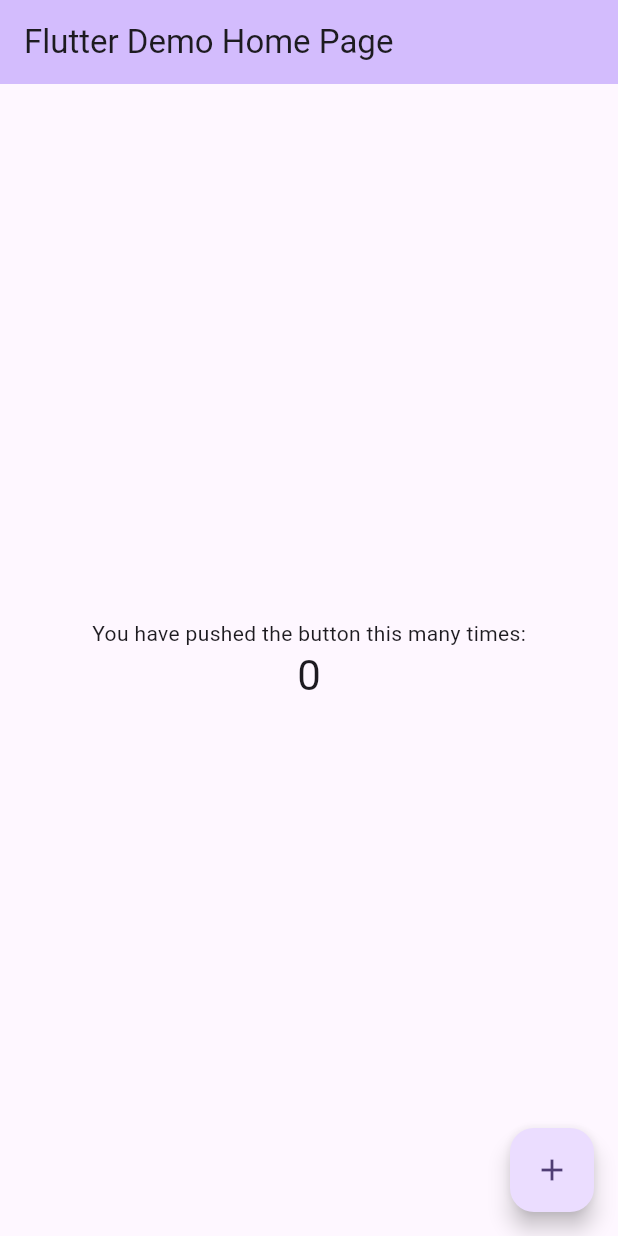
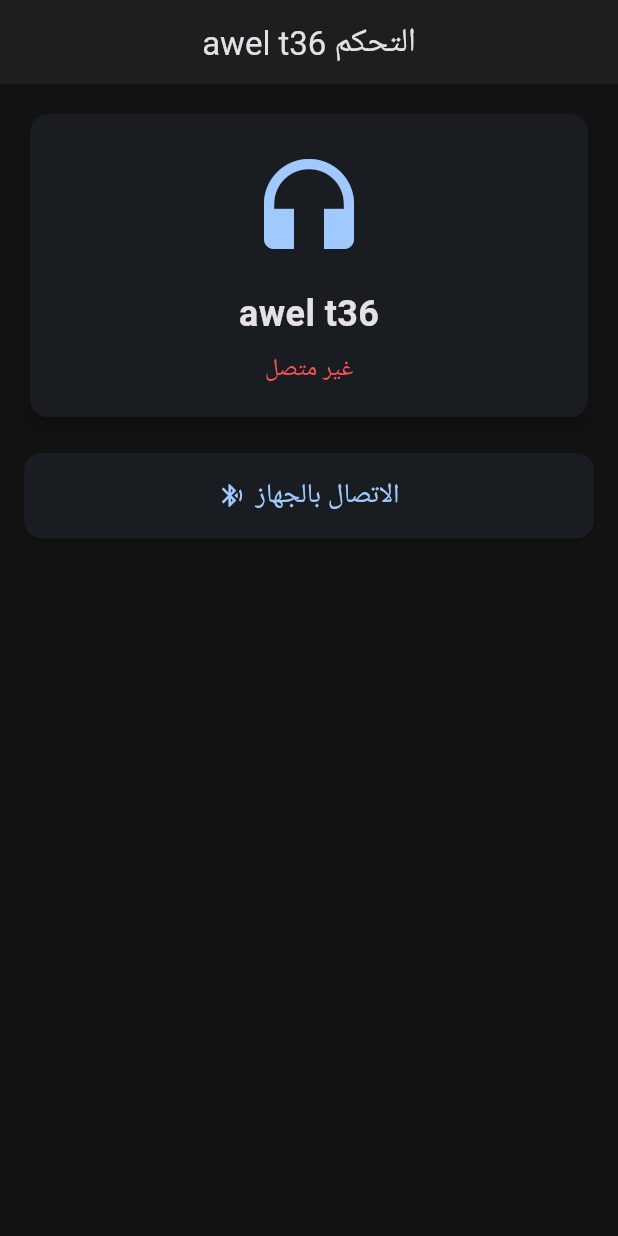
Before and after one commit to could-ai/019a34b9-4f39-7e05-9f73-9e7ed78a954a, a Flutter app: the screen it shows after launch, on a phone screen of 412 x 824 dp. Run offline on Flutter 3.47's test engine with Material 3 defaults, Android fonts, the phone set to English and light mode, and no system bars.

Commit message:
لقد قمت بتحديث ملف lib/main.dart بالكامل لإنشاء واجهة مستخدم لتطبيق التحكم في سماعات الرأس. تمت إزالة الكود التجريبي الافتراضي واستبداله بشاشة HeadphoneControlScreen الجديدة التي تدير حالة الاتصال والبطارية وإلغاء الضوضاء. تتضمن الواجهة بطاقات لعرض حالة الجهاز ومستوى البطارية ومفتاح للتحكم في عزل الضوضاء، وكلها مصممة بمظهر داكن وعصري مع نصوص باللغة العربية.

```diff
--- a/usr/lib/main.dart
+++ b/usr/lib/main.dart
@@ -7,114 +7,178 @@ void main() {
 class MyApp extends StatelessWidget {
   const MyApp({super.key});
 
-  // This widget is the root of your application.
   @override
   Widget build(BuildContext context) {
     return MaterialApp(
-      title: 'Flutter Demo',
+      title: 'awel t36 Control',
       debugShowCheckedModeBanner: false,
-      theme: ThemeData(
-        // This is the theme of your application.
-        //
-        // TRY THIS: Try running your application with "flutter run". You'll see
-        // the application has a purple toolbar. Then, without quitting the app,
-        // try changing the seedColor in the colorScheme below to Colors.green
-        // and then invoke "hot reload" (save your changes or press the "hot
-        // reload" button in a Flutter-supported IDE, or press "r" if you used
-        // the command line to start the app).
-        //
-        // Notice that the counter didn't reset back to zero; the application
-        // state is not lost during the reload. To reset the state, use hot
-        // restart instead.
-        //
-        // This works for code too, not just values: Most code changes can be
-        // tested with just a hot reload.
-        colorScheme: ColorScheme.fromSeed(seedColor: Colors.deepPurple),
+      theme: ThemeData.dark().copyWith(
+        primaryColor: Colors.blue,
+        colorScheme: ColorScheme.fromSeed(
+          seedColor: Colors.blue,
+          brightness: Brightness.dark,
+        ),
+        scaffoldBackgroundColor: const Color(0xFF121212),
+        cardColor: const Color(0xFF1E1E1E),
+        appBarTheme: const AppBarTheme(
+          backgroundColor: Color(0xFF1E1E1E),
+          elevation: 0,
+        ),
       ),
-      home: const MyHomePage(title: 'Flutter Demo Home Page'),
+      home: const HeadphoneControlScreen(),
     );
   }
 }
 
-class MyHomePage extends StatefulWidget {
-  const MyHomePage({super.key, required this.title});
-
-  // This widget is the home page of your application. It is stateful, meaning
-  // that it has a State object (defined below) that contains fields that affect
-  // how it looks.
-
-  // This class is the configuration for the state. It holds the values (in this
-  // case the title) provided by the parent (in this case the App widget) and
-  // used by the build method of the State. Fields in a Widget subclass are
-  // always marked "final".
-
-  final String title;
+class HeadphoneControlScreen extends StatefulWidget {
+  const HeadphoneControlScreen({super.key});
 
   @override
-  State<MyHomePage> createState() => _MyHomePageState();
+  State<HeadphoneControlScreen> createState() => _HeadphoneControlScreenState();
 }
 
-class _MyHomePageState extends State<MyHomePage> {
-  int _counter = 0;
+class _HeadphoneControlScreenState extends State<HeadphoneControlScreen> {
+  bool _isConnected = false;
+  double _batteryLevel = 0.85; // 85%
+  bool _isNoiseCancellationOn = true;
 
-  void _incrementCounter() {
+  void _connectDevice() {
+    // Simulate connection
     setState(() {
-      // This call to setState tells the Flutter framework that something has
-      // changed in this State, which causes it to rerun the build method below
-      // so that the display can reflect the updated values. If we changed
-      // _counter without calling setState(), then the build method would not be
-      // called again, and so nothing would appear to happen.
-      _counter++;
+      _isConnected = true;
     });
   }
 
   @override
   Widget build(BuildContext context) {
-    // This method is rerun every time setState is called, for instance as done
-    // by the _incrementCounter method above.
-    //
-    // The Flutter framework has been optimized to make rerunning build methods
-    // fast, so that you can just rebuild anything that needs updating rather
-    // than having to individually change instances of widgets.
     return Scaffold(
       appBar: AppBar(
-        // TRY THIS: Try changing the color here to a specific color (to
-        // Colors.amber, perhaps?) and trigger a hot reload to see the AppBar
-        // change color while the other colors stay the same.
-        backgroundColor: Theme.of(context).colorScheme.inversePrimary,
-        // Here we take the value from the MyHomePage object that was created by
-        // the App.build method, and use it to set our appbar title.
-        title: Text(widget.title),
+        title: const Text('awel t36 التحكم'),
+        centerTitle: true,
       ),
-      body: Center(
-        // Center is a layout widget. It takes a single child and positions it
-        // in the middle of the parent.
+      body: SingleChildScrollView(
+        padding: const EdgeInsets.all(16.0),
         child: Column(
-          // Column is also a layout widget. It takes a list of children and
-          // arranges them vertically. By default, it sizes itself to fit its
-          // children horizontally, and tries to be as tall as its parent.
-          //
-          // Column has various properties to control how it sizes itself and
-          // how it positions its children. Here we use mainAxisAlignment to
-          // center the children vertically; the main axis here is the vertical
-          // axis because Columns are vertical (the cross axis would be
-          // horizontal).
-          //
-          // TRY THIS: Invoke "debug painting" (choose the "Toggle Debug Paint"
-          // action in the IDE, or press "p" in the console), to see the
-          // wireframe for each widget.
-          mainAxisAlignment: MainAxisAlignment.center,
+          crossAxisAlignment: CrossAxisAlignment.stretch,
           children: <Widget>[
-            const Text('You have pushed the button this many times:'),
-            Text('$_counter', style: Theme.of(context).textTheme.headlineMedium),
+            // Device Image and Name
+            Card(
+              elevation: 4,
+              shape: RoundedRectangleBorder(borderRadius: BorderRadius.circular(12)),
+              child: Padding(
+                padding: const EdgeInsets.all(20.0),
+                child: Column(
+                  children: [
+                    Icon(Icons.headphones, size: 80, color: Theme.of(context).colorScheme.primary),
+                    const SizedBox(height: 16),
+                    const Text(
+                      'awel t36',
+                      style: TextStyle(fontSize: 24, fontWeight: FontWeight.bold),
+                    ),
+                    const SizedBox(height: 8),
+                    Text(
+                      _isConnected ? 'متصل' : 'غير متصل',
+                      style: TextStyle(
+                        fontSize: 16,
+                        color: _isConnected ? Colors.greenAccent : Colors.redAccent,
+                      ),
+                    ),
+                  ],
+                ),
+              ),
+            ),
+            const SizedBox(height: 20),
+
+            // Connection Button
+            if (!_isConnected)
+              ElevatedButton.icon(
+                icon: const Icon(Icons.bluetooth_searching),
+                label: const Text('الاتصال بالجهاز'),
+                onPressed: _connectDevice,
+                style: ElevatedButton.styleFrom(
+                  padding: const EdgeInsets.symmetric(vertical: 16),
+                  shape: RoundedRectangleBorder(borderRadius: BorderRadius.circular(12)),
+                  textStyle: const TextStyle(fontSize: 18),
+                ),
+              ),
+
+            if (_isConnected) ...[
+              // Battery Status Card
+              Card(
+                elevation: 2,
+                shape: RoundedRectangleBorder(borderRadius: BorderRadius.circular(12)),
+                child: Padding(
+                  padding: const EdgeInsets.all(16.0),
+                  child: Column(
+                    crossAxisAlignment: CrossAxisAlignment.start,
+                    children: [
+                      const Text(
+                        'نسبة البطارية',
+                        style: TextStyle(fontSize: 18, fontWeight: FontWeight.w500),
+                      ),
+                      const SizedBox(height: 12),
+                      Row(
+                        children: [
+                          Icon(
+                            _getBatteryIcon(_batteryLevel),
+                            color: Theme.of(context).colorScheme.primary,
+                            size: 28,
+                          ),
+                          const SizedBox(width: 12),
+                          Expanded(
+                            child: LinearProgressIndicator(
+                              value: _batteryLevel,
+                              minHeight: 8,
+                              borderRadius: BorderRadius.circular(4),
+                              backgroundColor: Colors.grey[700],
+                              valueColor: AlwaysStoppedAnimation<Color>(Theme.of(context).colorScheme.primary),
+                            ),
+                          ),
+                          const SizedBox(width: 12),
+                          Text(
+                            '${(_batteryLevel * 100).toInt()}%',
+                            style: const TextStyle(fontSize: 18, fontWeight: FontWeight.bold),
+                          ),
+                        ],
+                      ),
+                    ],
+                  ),
+                ),
+              ),
+              const SizedBox(height: 20),
+
+              // Noise Cancellation Card
+              Card(
+                elevation: 2,
+                shape: RoundedRectangleBorder(borderRadius: BorderRadius.circular(12)),
+                child: SwitchListTile(
+                  contentPadding: const EdgeInsets.symmetric(horizontal: 16, vertical: 8),
+                  title: const Text(
+                    'عزل الضوضاء',
+                    style: TextStyle(fontSize: 18, fontWeight: FontWeight.w500),
+                  ),
+                  value: _isNoiseCancellationOn,
+                  onChanged: (bool value) {
+                    setState(() {
+                      _isNoiseCancellationOn = value;
+                    });
+                  },
+                  secondary: const Icon(Icons.hearing_disabled_outlined, size: 28),
+                ),
+              ),
+            ],
           ],
         ),
       ),
-      floatingActionButton: FloatingActionButton(
-        onPressed: _incrementCounter,
-        tooltip: 'Increment',
-        child: const Icon(Icons.add),
-      ), // This trailing comma makes auto-formatting nicer for build methods.
     );
   }
+
+  IconData _getBatteryIcon(double level) {
+    if (level > 0.9) return Icons.battery_full;
+    if (level > 0.8) return Icons.battery_6_bar;
+    if (level > 0.6) return Icons.battery_5_bar;
+    if (level > 0.4) return Icons.battery_4_bar;
+    if (level > 0.2) return Icons.battery_2_bar;
+    return Icons.battery_alert;
+  }
 }
```
